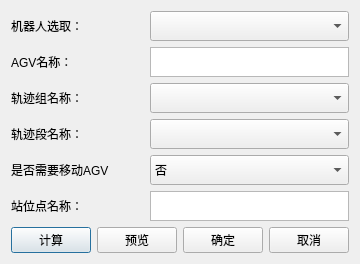
Old version of the form include/posCal.ui in the repository offline-programming-software/offline-programming.
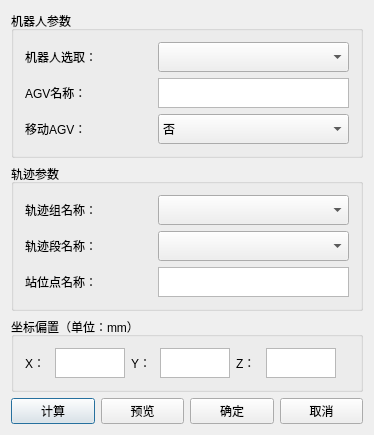
New version of the form.

The edit to the form file:
```diff
--- a/include/posCal.ui
+++ b/include/posCal.ui
@@ -6,8 +6,8 @@
    <rect>
     <x>0</x>
     <y>0</y>
-    <width>310</width>
-    <height>256</height>
+    <width>374</width>
+    <height>360</height>
    </rect>
   </property>
   <property name="windowTitle">
@@ -16,6 +16,14 @@
   <property name="styleSheet">
    <string notr="true"/>
   </property>
+  <layout class="QGridLayout" name="gridLayout_4">
+   <item row="0" column="0">
+    <layout class="QVBoxLayout" name="verticalLayout_3" stretch="4,4,2,1">
+     <item>
+      <widget class="QGroupBox" name="groupBox_2">
+       <property name="title">
+        <string>机器人参数</string>
+       </property>
   <layout class="QGridLayout" name="gridLayout">
    <item row="0" column="0">
     <layout class="QVBoxLayout" name="verticalLayout">
@@ -68,6 +76,56 @@
       </layout>
      </item>
      <item>
+           <layout class="QHBoxLayout" name="horizontalLayout_4" stretch="4,6">
+            <item>
+             <widget class="QLabel" name="label_3">
+              <property name="text">
+               <string>移动AGV：</string>
+              </property>
+             </widget>
+            </item>
+            <item>
+             <widget class="QComboBox" name="comboBox_4">
+              <property name="minimumSize">
+               <size>
+                <width>0</width>
+                <height>30</height>
+               </size>
+              </property>
+              <property name="maximumSize">
+               <size>
+                <width>16777215</width>
+                <height>30</height>
+               </size>
+              </property>
+              <item>
+               <property name="text">
+                <string>否</string>
+               </property>
+              </item>
+              <item>
+               <property name="text">
+                <string>是</string>
+               </property>
+              </item>
+             </widget>
+            </item>
+           </layout>
+          </item>
+         </layout>
+        </item>
+       </layout>
+      </widget>
+     </item>
+     <item>
+      <widget class="QGroupBox" name="groupBox_3">
+       <property name="title">
+        <string>轨迹参数</string>
+       </property>
+       <layout class="QGridLayout" name="gridLayout_2">
+        <item row="0" column="0">
+         <layout class="QVBoxLayout" name="verticalLayout_2">
+          <item>
       <layout class="QHBoxLayout" name="horizontalLayout_5" stretch="4,6">
        <item>
         <widget class="QLabel" name="label_4">
@@ -115,43 +173,6 @@
        </item>
       </layout>
      </item>
-     <item>
-      <layout class="QHBoxLayout" name="horizontalLayout_4" stretch="4,6">
-       <item>
-        <widget class="QLabel" name="label_3">
-         <property name="text">
-          <string>是否需要移动AGV</string>
-         </property>
-        </widget>
-       </item>
-       <item>
-        <widget class="QComboBox" name="comboBox_4">
-         <property name="minimumSize">
-          <size>
-           <width>0</width>
-           <height>30</height>
-          </size>
-         </property>
-         <property name="maximumSize">
-          <size>
-           <width>16777215</width>
-           <height>30</height>
-          </size>
-         </property>
-         <item>
-          <property name="text">
-           <string>否</string>
-          </property>
-         </item>
-         <item>
-          <property name="text">
-           <string>是</string>
-          </property>
-         </item>
-        </widget>
-       </item>
-      </layout>
-     </item>
      <item>
       <layout class="QHBoxLayout" name="horizontalLayout_7" stretch="4,6">
        <item>
@@ -178,6 +199,112 @@
         </widget>
        </item>
       </layout>
+          </item>
+         </layout>
+        </item>
+       </layout>
+      </widget>
+     </item>
+     <item>
+      <widget class="QGroupBox" name="groupBox">
+       <property name="title">
+        <string>坐标偏置（单位：mm）</string>
+       </property>
+       <layout class="QGridLayout" name="gridLayout_3">
+        <item row="0" column="0">
+         <layout class="QHBoxLayout" name="horizontalLayout_8">
+          <item>
+           <layout class="QHBoxLayout" name="horizontalLayout_11" stretch="2,6">
+            <item>
+             <widget class="QLabel" name="label_10">
+              <property name="text">
+               <string>X：</string>
+              </property>
+             </widget>
+            </item>
+            <item>
+             <widget class="QTextEdit" name="textEdit_x">
+              <property name="minimumSize">
+               <size>
+                <width>0</width>
+                <height>30</height>
+               </size>
+              </property>
+              <property name="maximumSize">
+               <size>
+                <width>16777215</width>
+                <height>30</height>
+               </size>
+              </property>
+             </widget>
+            </item>
+           </layout>
+          </item>
+          <item>
+           <layout class="QHBoxLayout" name="horizontalLayout_9" stretch="2,6">
+            <item>
+             <widget class="QLabel" name="label_8">
+              <property name="text">
+               <string>Y：</string>
+              </property>
+             </widget>
+            </item>
+            <item>
+             <widget class="QTextEdit" name="textEdit_y">
+              <property name="minimumSize">
+               <size>
+                <width>0</width>
+                <height>30</height>
+               </size>
+              </property>
+              <property name="maximumSize">
+               <size>
+                <width>16777215</width>
+                <height>30</height>
+               </size>
+              </property>
+             </widget>
+            </item>
+           </layout>
+          </item>
+          <item>
+           <layout class="QHBoxLayout" name="horizontalLayout_10" stretch="2,6">
+            <item>
+             <widget class="QLabel" name="label_9">
+              <property name="text">
+               <string>Z：</string>
+              </property>
+             </widget>
+            </item>
+            <item>
+             <widget class="QTextEdit" name="textEdit_z">
+              <property name="minimumSize">
+               <size>
+                <width>0</width>
+                <height>30</height>
+               </size>
+              </property>
+              <property name="maximumSize">
+               <size>
+                <width>16777215</width>
+                <height>30</height>
+               </size>
+              </property>
+             </widget>
+            </item>
+           </layout>
+          </item>
+         </layout>
+        </item>
+        <item row="0" column="1">
+         <widget class="QLabel" name="label_12">
+          <property name="text">
+           <string/>
+          </property>
+         </widget>
+        </item>
+       </layout>
+      </widget>
      </item>
      <item>
       <layout class="QHBoxLayout" name="horizontalLayout">
```
Lines whose indentation alone changed are shown as unchanged.
